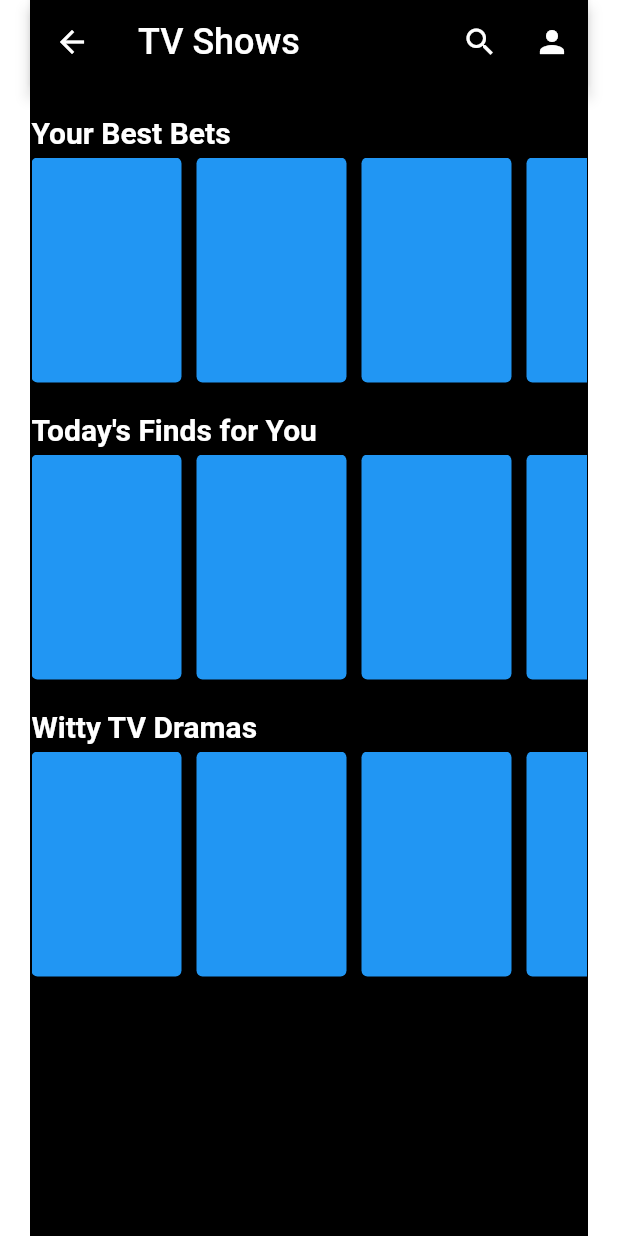
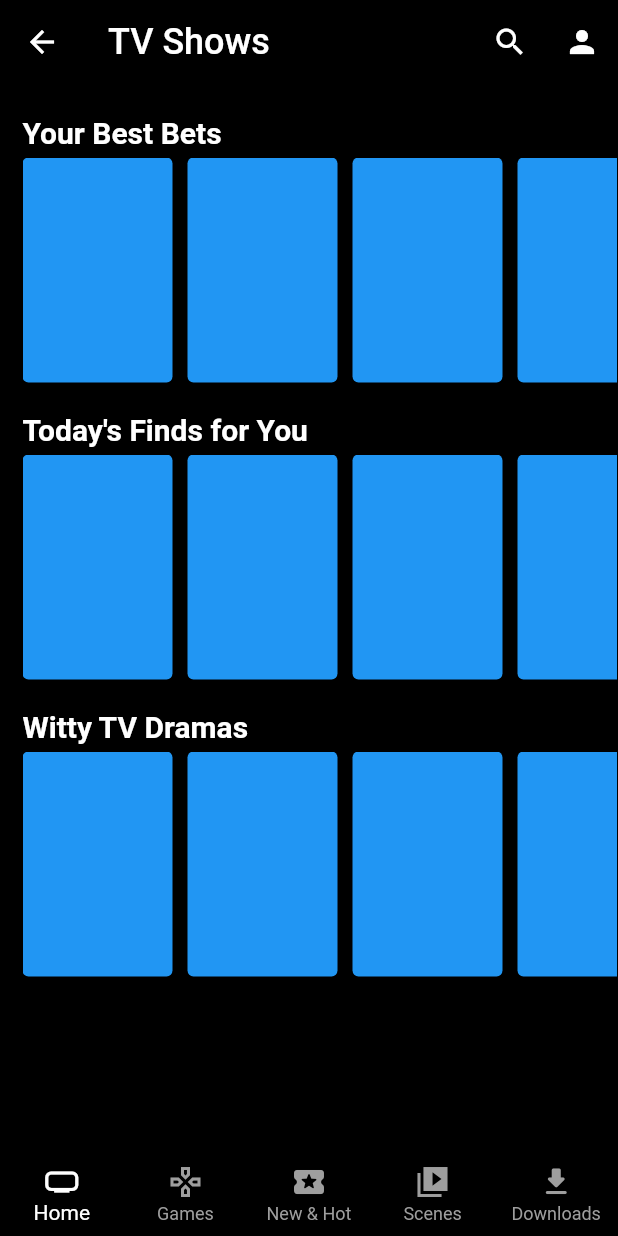
Before and after one commit to oscark22/netflix_app_clone, a Flutter app: the screen it shows after launch, on a phone screen of 412 x 824 dp. Run offline on Flutter 3.47's test engine with Material 2 defaults, Android fonts, the phone set to English and light mode, and no system bars.

Commit message:
created bottom navigation bar

```diff
--- a/lib/main.dart
+++ b/lib/main.dart
@@ -1,5 +1,4 @@
 import 'package:flutter/material.dart';
-import 'package:flutter/rendering.dart';
 
 void main() {
   runApp(const MyApp());
@@ -18,16 +17,20 @@ class MyApp extends StatelessWidget {
         appBarTheme: const AppBarTheme(
           backgroundColor: Colors.black,
         ),
+        bottomNavigationBarTheme: const BottomNavigationBarThemeData(
+          backgroundColor: Colors.black,
+        ),
         scaffoldBackgroundColor: Colors.black,
       ),
-      home: Padding(
-        padding: const EdgeInsets.symmetric(horizontal: 20.0),
-        child: Scaffold(
-          appBar: const MyAppBar(),
-          body: Container(
-            decoration: BoxDecoration(
-              border: Border.all(),
-            ),
+      home: Scaffold(
+        appBar: const CustomAppBar(),
+        body: Container(
+          decoration: BoxDecoration(
+            border: Border.all(),
+          ),
+          padding: const EdgeInsets.only(left: 14.0),
+          child: SingleChildScrollView(
+            padding: const EdgeInsets.only(bottom: 20.0),
             child: Column(
               crossAxisAlignment: CrossAxisAlignment.start,
               children: const [
@@ -41,13 +44,14 @@ class MyApp extends StatelessWidget {
             ),
           ),
         ),
+        bottomNavigationBar: const CustomBottomAppBar(),
       ),
     );
   }
 }
 
-class MyAppBar extends StatelessWidget implements PreferredSizeWidget {
-  const MyAppBar({super.key});
+class CustomAppBar extends StatelessWidget implements PreferredSizeWidget {
+  const CustomAppBar({super.key});
 
   @override
   Size get preferredSize => const Size.fromHeight(kToolbarHeight);
@@ -130,3 +134,38 @@ class HorizontalScrollMovies extends StatelessWidget {
     );
   }
 }
+
+class CustomBottomAppBar extends StatelessWidget {
+  const CustomBottomAppBar({super.key});
+
+  @override
+  Widget build(BuildContext context) {
+    return BottomNavigationBar(
+      type: BottomNavigationBarType.fixed,
+      selectedItemColor: Colors.white,
+      unselectedItemColor: Colors.grey,
+      items: const [
+        BottomNavigationBarItem(
+          icon: Icon(Icons.home_max),
+          label: "Home",
+        ),
+        BottomNavigationBarItem(
+          icon: Icon(Icons.gamepad_outlined),
+          label: "Games",
+        ),
+        BottomNavigationBarItem(
+          icon: Icon(Icons.local_play_rounded),
+          label: "New & Hot",
+        ),
+        BottomNavigationBarItem(
+          icon: Icon(Icons.video_collection_sharp),
+          label: "Scenes",
+        ),
+        BottomNavigationBarItem(
+          icon: Icon(Icons.download_rounded),
+          label: "Downloads",
+        ),
+      ],
+    );
+  }
+}
```
